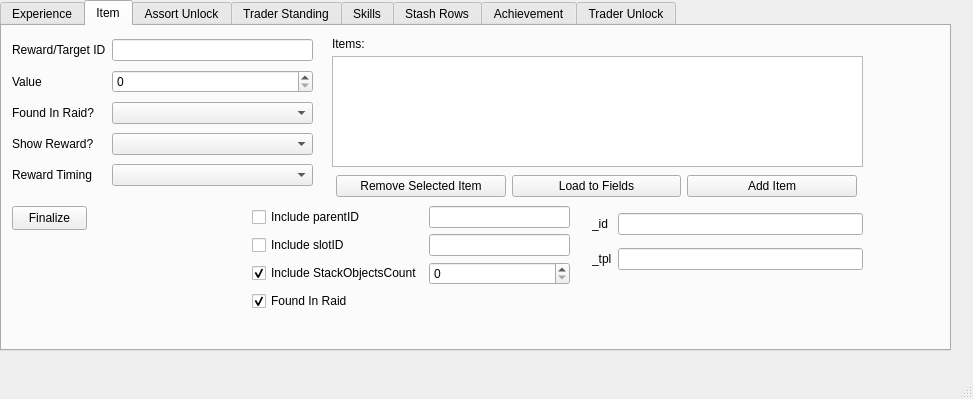
This is src/gui_rewards.ui in ThePi1/SPT-Trader-Builder as Qt 5 draws it before an edit. The edited form follows.
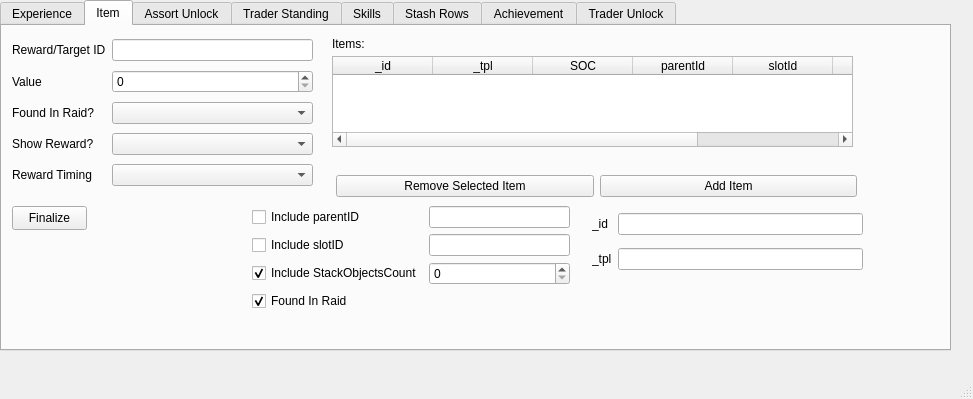
This is the edited form. The open tabs and pages were chosen to show the change.

Commit message: Swapping to tables for reward item lists

What changed in the file:
```diff
--- a/src/gui_rewards.ui
+++ b/src/gui_rewards.ui
@@ -23,6 +23,9 @@
       <height>351</height>
      </rect>
     </property>
+    <property name="styleSheet">
+     <string notr="true"/>
+    </property>
     <property name="currentIndex">
      <number>0</number>
     </property>
@@ -182,16 +185,6 @@
        <string>Items:</string>
       </property>
      </widget>
-     <widget class="QListWidget" name="list_items_item">
-      <property name="geometry">
-       <rect>
-        <x>330</x>
-        <y>30</y>
-        <width>531</width>
-        <height>111</height>
-       </rect>
-      </property>
-     </widget>
      <widget class="QWidget" name="gridLayoutWidget_8">
       <property name="geometry">
        <rect>
@@ -301,13 +294,6 @@
         </widget>
        </item>
        <item row="0" column="1">
-        <widget class="QPushButton" name="pb_load_fields_item">
-         <property name="text">
-          <string>Load to Fields</string>
-         </property>
-        </widget>
-       </item>
-       <item row="0" column="2">
         <widget class="QPushButton" name="pb_additem_item">
          <property name="text">
           <string>Add Item</string>
@@ -316,6 +302,54 @@
        </item>
       </layout>
      </widget>
+     <widget class="QTableWidget" name="tb_item">
+      <property name="geometry">
+       <rect>
+        <x>330</x>
+        <y>30</y>
+        <width>521</width>
+        <height>91</height>
+       </rect>
+      </property>
+      <property name="selectionBehavior">
+       <enum>QAbstractItemView::SelectRows</enum>
+      </property>
+      <column>
+       <property name="text">
+        <string>_id</string>
+       </property>
+      </column>
+      <column>
+       <property name="text">
+        <string>_tpl</string>
+       </property>
+      </column>
+      <column>
+       <property name="text">
+        <string>SOC</string>
+       </property>
+      </column>
+      <column>
+       <property name="text">
+        <string>parentId</string>
+       </property>
+      </column>
+      <column>
+       <property name="text">
+        <string>slotId</string>
+       </property>
+      </column>
+      <column>
+       <property name="text">
+        <string>fir</string>
+       </property>
+      </column>
+      <column>
+       <property name="text">
+        <string>id  (internal id)</string>
+       </property>
+      </column>
+     </widget>
     </widget>
     <widget class="QWidget" name="tab_2">
      <attribute name="title">
```
Left out of the diff: 58 changed lines with no effect on the pictures. The commit also changes 6 other files.
